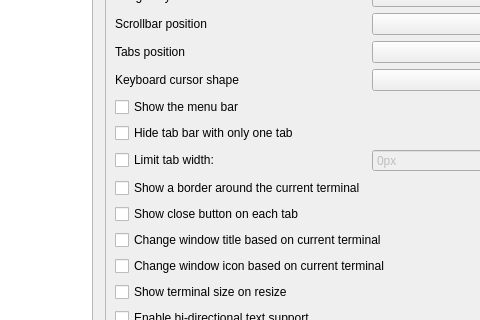
Qt form src/forms/propertiesdialog.ui (lxqt/qterminal) before a commit; both pictures show x 98 to 578 and y 92 to 412 of the 952 by 947 pixel window.
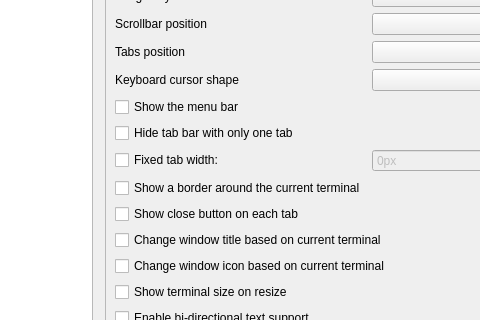
The same form after that commit.

Commit message:
Refactored Limit/limit -> Fixed/fixed tabwitdh
fixes #411

Patch:
```diff
--- a/src/forms/propertiesdialog.ui
+++ b/src/forms/propertiesdialog.ui
@@ -382,7 +382,7 @@
        <item row="9" column="0">
         <widget class="QCheckBox" name="limitTabWidthCheckBox">
          <property name="text">
-          <string>Limit tab width:</string>
+          <string>Fixed tab width:</string>
          </property>
         </widget>
        </item>
```
Left out of the diff: 8 changed lines with no effect on the pictures. The commit also changes 6 other files.
